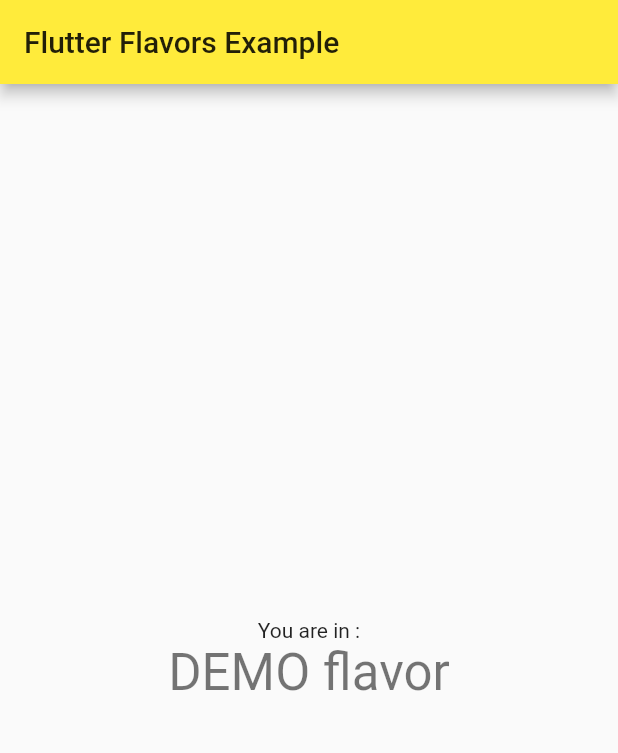
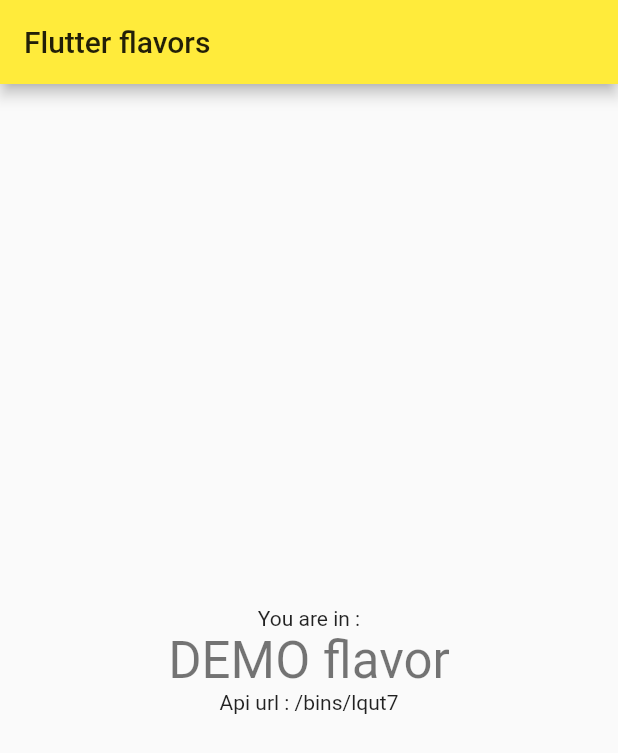
Before and after one commit to enzoftware/flutter_flavors, a Flutter app: the screen it shows after launch, on a phone screen of 412 x 824 dp. Shown: the top 753 px of the screen. Run offline on Flutter 3.47's test engine with Material 2 defaults, Android fonts, the phone set to English and light mode, and no system bars.

Commit message:
update app with image

```diff
--- a/lib/app.dart
+++ b/lib/app.dart
@@ -1,41 +1,40 @@
 import 'package:flutter/material.dart';
+import 'package:flutter_flavors/api.dart';
 import 'package:flutter_flavors/flavor_config.dart';
+import 'package:flutter_flavors/model.dart';
 
-class MyApp extends StatelessWidget {
-  // This widget is the root of your application.
+class MyApp extends StatefulWidget {
+  final api = PhotoApi();
+  @override
+  _MyAppState createState() => _MyAppState();
+}
+
+class _MyAppState extends State<MyApp> {
+  @override
+  void initState() {
+    super.initState();
+    widget.api.getphotos().then((result) {
+      print(result.toString());
+    });
+  }
+
   @override
   Widget build(BuildContext context) {
     return MaterialApp(
+      debugShowCheckedModeBanner: FlavorConfig.isProduction() ? false : true,
       title: 'Flutter Flavors Example',
       theme: ThemeData(
         primarySwatch: FlavorConfig.instance.color,
       ),
-      home: MyHomePage(
-        title: 'Flutter Flavors Example',
-      ),
-    );
-  }
-}
-
-class MyHomePage extends StatefulWidget {
-  MyHomePage({Key key, this.title}) : super(key: key);
-
-  final String title;
-
-  @override
-  _MyHomePageState createState() => _MyHomePageState();
-}
-
-class _MyHomePageState extends State<MyHomePage> {
-  @override
-  Widget build(BuildContext context) {
-    return Scaffold(
+      home: Scaffold(
         appBar: AppBar(
-        title: Text(widget.title),
+          title: Text('Flutter flavors'),
         ),
         body: Center(
+          child: SingleChildScrollView(
             child: Column(
               mainAxisAlignment: MainAxisAlignment.center,
+              crossAxisAlignment: CrossAxisAlignment.center,
               children: <Widget>[
                 Text(
                   'You are in :',
@@ -44,7 +43,42 @@ class _MyHomePageState extends State<MyHomePage> {
                   '${FlavorConfig.instance.name} flavor',
                   style: Theme.of(context).textTheme.display1,
                 ),
+                Text('Api url : ${FlavorConfig.instance.values.apiUrl}'),
+                FutureBuilder(
+                  future: widget.api.getphotos(),
+                  builder: (BuildContext context,
+                      AsyncSnapshot<List<Photo>> snapshot) {
+                    if (snapshot.hasData) {
+                      return Column(
+                        children: snapshot.data.map<Widget>((photo) {
+                          return Padding(
+                            child: Container(
+                              width: MediaQuery.of(context).size.width,
+                              child: Card(
+                                child: Column(
+                                  children: <Widget>[
+                                    Padding(
+                                      padding: const EdgeInsets.all(8.0),
+                                      child: Image.network(photo.url),
+                                    ),
+                                    Center(child: Text(photo.title)),
                                   ],
+                                ),
+                              ),
+                            ),
+                            padding: const EdgeInsets.all(8.0),
+                          );
+                        }).toList(),
+                      );
+                    }
+                    return Container(
+                      child: Text('Loading...'),
+                    );
+                  },
+                )
+              ],
+            ),
+          ),
         ),
       ),
     );
```
Lines whose indentation alone changed are shown as unchanged.
